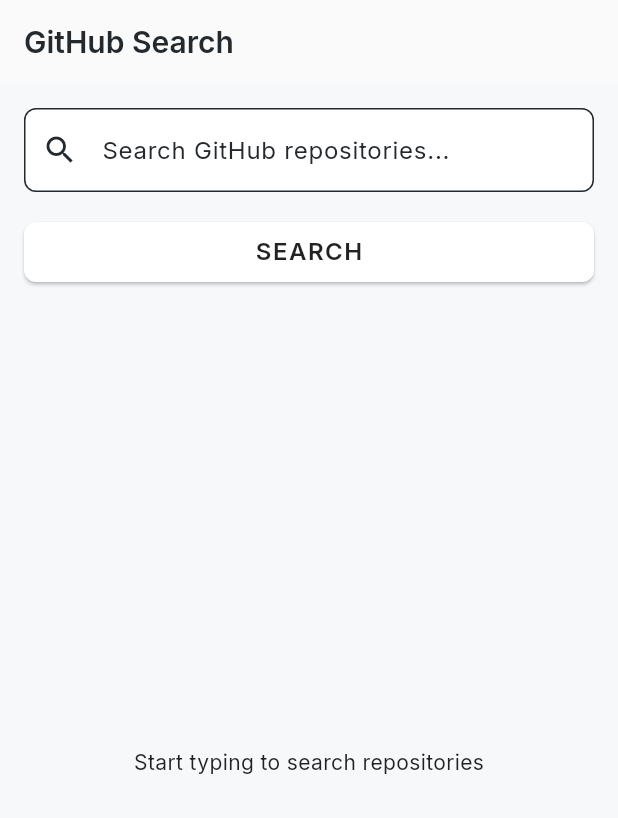
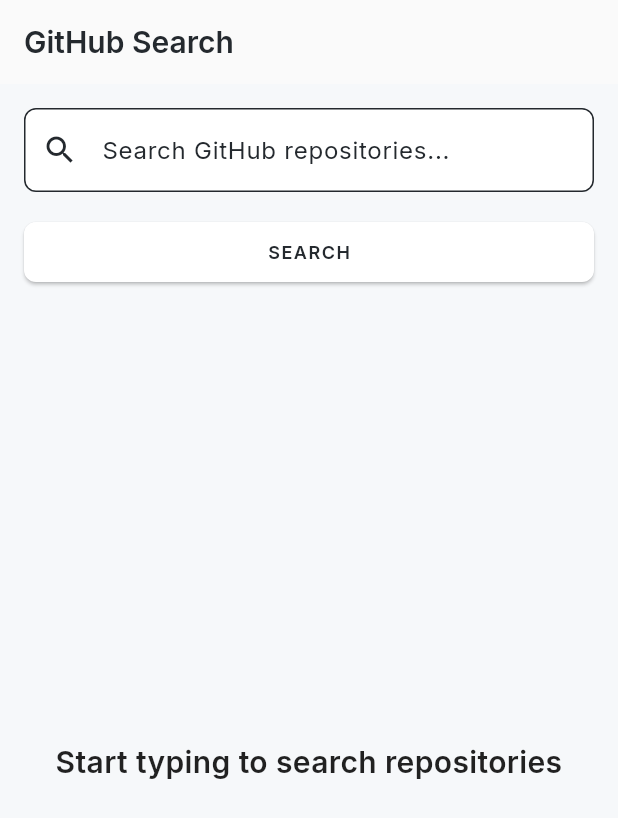
Before and after one commit to Entruna/github_repository_finder, a Flutter app: the screen it shows after launch, on a phone screen of 412 x 824 dp. Shown: the top 818 px of the screen. Run offline on Flutter 3.47's test engine with Material 3 defaults, Android fonts, the phone set to English and light mode, and no system bars; our stand-ins replace dart_mappable, dio, flutter_bloc, get_it, google_fonts, logger and 1 more; generated files the repository leaves out were written again.

Commit message:
dark theme colors fix

```diff
--- a/lib/presentation/screens/search_screen.dart
+++ b/lib/presentation/screens/search_screen.dart
@@ -34,20 +34,15 @@ class _SearchScreenState extends State<SearchScreen> {
           children: [
             SearchField(controller: _controller),
             const SizedBox(height: 16),
-            SizedBox(
-              width: double.infinity,
-              child: ElevatedButton(
-                onPressed: _onSearchPressed,
-                style: ElevatedButton.styleFrom(shape: RoundedRectangleBorder(borderRadius: BorderRadius.circular(8.0))),
-                child: Text("SEARCH", style: AppTextStyles.textTheme.bodyLarge),
-              ),
-            ),
+            SizedBox(width: double.infinity, child: ElevatedButton(onPressed: _onSearchPressed, child: Text("SEARCH"))),
             const SizedBox(height: 16),
             Expanded(
               child: BlocBuilder<SearchCubit, SearchState>(
                 builder: (context, state) {
                   if (state is SearchInitial) {
-                    return Center(child: Text("Start typing to search repositories", style: AppTextStyles.textTheme.bodyMedium));
+                    return Center(
+                      child: Text("Start typing to search repositories", textAlign: TextAlign.center, style: AppTextStyles.textTheme.titleLarge),
+                    );
                   } else if (state is SearchLoading) {
                     return const GitHubLoader();
                   } else if (state is CachedReposLoaded) {
@@ -57,14 +52,16 @@ class _SearchScreenState extends State<SearchScreen> {
                     );
                   } else if (state is SearchLoaded) {
                     if (state.repos.isEmpty) {
-                      return Center(child: Text("No repositories found.", style: AppTextStyles.textTheme.bodyMedium));
+                      return Center(child: Text("No repositories found", textAlign: TextAlign.center, style: AppTextStyles.textTheme.titleLarge));
                     }
                     return ListView.builder(
                       itemCount: state.repos.length,
                       itemBuilder: (context, index) => RepositoryListTile(repository: state.repos[index]),
                     );
                   } else if (state is SearchError) {
-                    return Center(child: Text(state.message, style: AppTextStyles.textTheme.bodyMedium?.copyWith(color: Colors.red)));
+                    return Center(
+                      child: Text(state.message, textAlign: TextAlign.center, style: AppTextStyles.textTheme.titleLarge?.copyWith(color: Colors.red)),
+                    );
                   }
                   return const SizedBox.shrink();
                 },
--- a/lib/presentation/widgets/search_field.dart
+++ b/lib/presentation/widgets/search_field.dart
@@ -17,7 +17,6 @@ class _SearchFieldState extends State<SearchField> {
         hintText: "Search GitHub repositories...",
         prefixIcon: const Icon(Icons.search),
         filled: true,
-        fillColor: Theme.of(context).colorScheme.surface,
         border: OutlineInputBorder(borderRadius: BorderRadius.circular(8.0)),
       ),
     );
--- a/lib/style/app_text_styles.dart
+++ b/lib/style/app_text_styles.dart
@@ -16,8 +16,8 @@ class AppTextStyles {
   static final textThemeDark = TextTheme(
     displayLarge: GoogleFonts.inter(fontSize: 32, fontWeight: FontWeight.bold, color: Colors.white),
     titleLarge: GoogleFonts.inter(fontSize: 20, fontWeight: FontWeight.w600, color: Colors.white),
-    bodyLarge: GoogleFonts.inter(fontSize: 16, color: Colors.white70),
-    bodyMedium: GoogleFonts.inter(fontSize: 14, color: Colors.white60),
+    bodyLarge: GoogleFonts.inter(fontSize: 16, color: Colors.white),
+    bodyMedium: GoogleFonts.inter(fontSize: 14, color: Colors.white),
     labelLarge: GoogleFonts.inter(fontSize: 12, fontWeight: FontWeight.w600, letterSpacing: 1, color: Colors.grey[400]),
     // Kódhoz
     bodySmall: GoogleFonts.jetBrainsMono(fontSize: 13, color: Colors.grey[300]),
--- a/lib/style/app_theme.dart
+++ b/lib/style/app_theme.dart
@@ -9,6 +9,9 @@ class AppTheme {
     colorScheme: AppColors.lightColorScheme,
     textTheme: AppTextStyles.textTheme,
     scaffoldBackgroundColor: AppColors.gray100,
+    elevatedButtonTheme: ElevatedButtonThemeData(
+      style: ElevatedButton.styleFrom(shape: RoundedRectangleBorder(borderRadius: BorderRadius.circular(8))),
+    ),
     appBarTheme: AppBarTheme(backgroundColor: Colors.white, foregroundColor: AppColors.gray900, elevation: 0.5),
   );
 
@@ -17,6 +20,13 @@ class AppTheme {
     colorScheme: AppColors.darkColorScheme,
     textTheme: AppTextStyles.textThemeDark,
     scaffoldBackgroundColor: AppColors.darkColorScheme.surface,
+    cardTheme: CardTheme(shape: RoundedRectangleBorder(borderRadius: BorderRadius.circular(10), side: BorderSide(color: Colors.white, width: 1))),
+    elevatedButtonTheme: ElevatedButtonThemeData(
+      style: ElevatedButton.styleFrom(
+        shape: RoundedRectangleBorder(borderRadius: BorderRadius.circular(8), side: BorderSide(color: Colors.white, width: 1)),
+      ),
+    ),
+
     appBarTheme: AppBarTheme(backgroundColor: AppColors.darkColorScheme.surface, foregroundColor: Colors.white, elevation: 0.5),
   );
 }
```
Also changed, not shown: lib/presentation/screens/repository_screen.dart (+6 -6 lines), lib/presentation/widgets/repository_list_tile.dart (+1 -7 lines).
